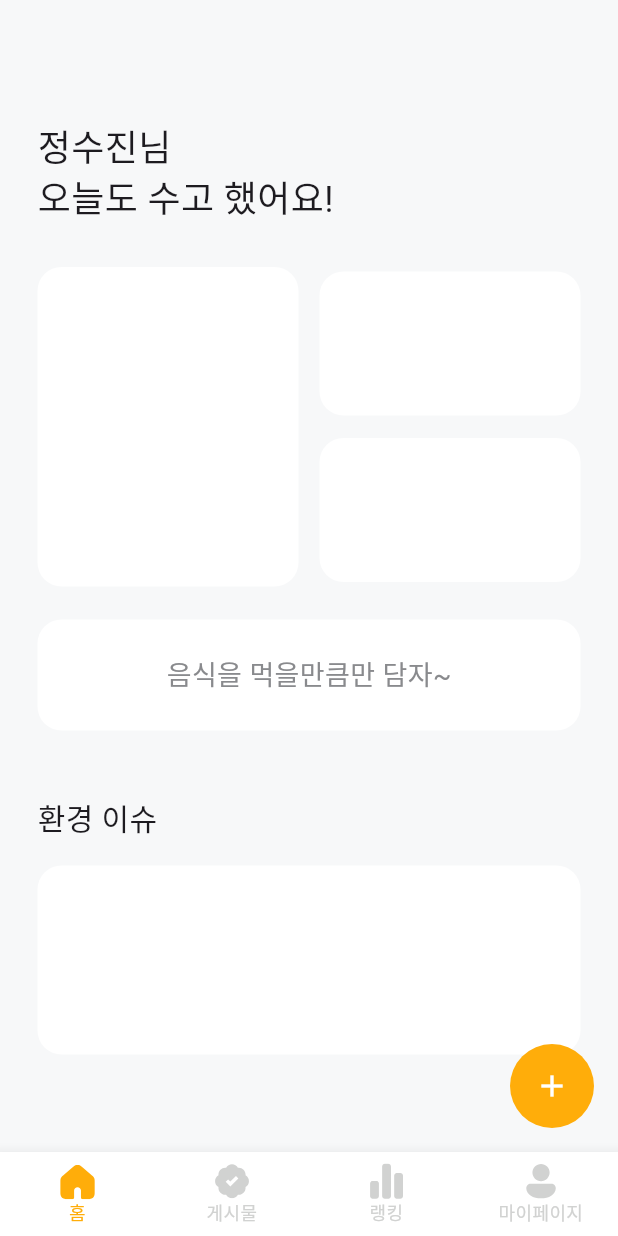
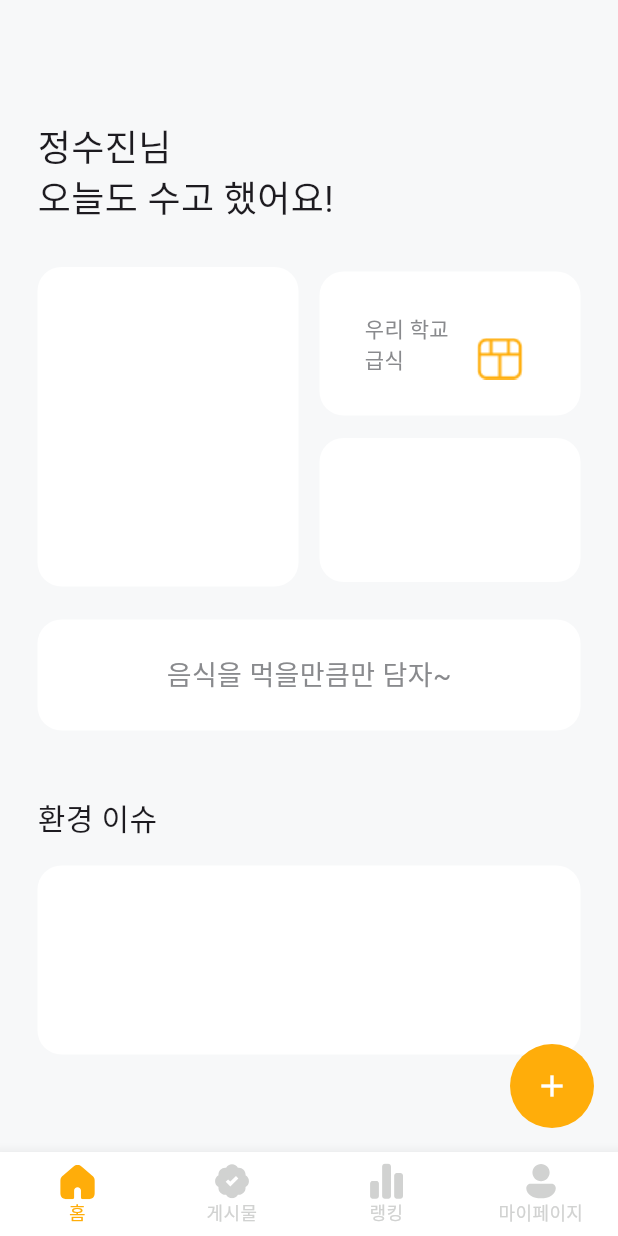
Before and after one commit to bab-babbab/Bab-Babbab-Frontend, a Flutter app: the HomePage screen opened directly, on a phone screen of 412 x 824 dp. Run offline on Flutter 3.47's test engine with Material 3 defaults, Android fonts, the phone set to English and light mode, and no system bars; our stand-ins replace dropdown_button2, firebase_auth, firebase_core, flutter_svg, google_sign_in; accounts and stored records are empty; Roboto replaces fonts that are missing (Pretendard).

Commit message:
급식 확인 버튼 추가

```diff
--- a/lib/main.dart
+++ b/lib/main.dart
@@ -2,6 +2,7 @@ import 'package:flutter/material.dart';
 import 'package:bab_babbab_front/screens/main/selectPage.dart';
 import 'package:bab_babbab_front/firebase_options.dart';
 import 'package:firebase_core/firebase_core.dart';
+import 'package:bab_babbab_front/screens/home/home.dart';
 
 void main() async {
   WidgetsFlutterBinding.ensureInitialized();
@@ -20,14 +21,15 @@ class MainApp extends StatelessWidget {
   @override
   Widget build(BuildContext context) {
     return MaterialApp(
-      theme: ThemeData(
-        splashFactory: NoSplash.splashFactory,
-        highlightColor: Colors.transparent,
-        splashColor: Colors.transparent,
-      ),
+      // theme: ThemeData(
+      //   splashFactory: NoSplash.splashFactory,
+      //   highlightColor: Colors.transparent,
+      //   splashColor: Colors.transparent,
+      // ),
       debugShowCheckedModeBanner: false,
       title: 'bab-babbab',
-      home: SelectPage(),
+      // home: SelectPage(),
+      home: HomePage(),
     );
   }
 }
--- a/lib/screens/home/home.dart
+++ b/lib/screens/home/home.dart
@@ -81,24 +81,56 @@ class _HomeMainContent extends StatelessWidget {
               SizedBox(width: 14),
               Column(
                 children: [
-                  Container(
-                    width: containerWidth / 2 - 7,
-                    height: 96,
-                    decoration: BoxDecoration(
-                      color: Colors.white,
-                      borderRadius: BorderRadius.all(
-                        Radius.circular(16),
+                  Material(
+                    color: Colors.white,
+                    borderRadius: BorderRadius.circular(16),
+                    child: InkWell(
+                      borderRadius: BorderRadius.circular(16),
+                      onTap: (){
+
+                      },
+                      child: Container(
+                        width: containerWidth / 2 - 7,
+                        height: 96,
+                        padding: EdgeInsets.only(top: 17,left: 30,bottom: 17),
+                        alignment: Alignment.centerLeft,
+                        child: Row(
+                          children: [
+                            Text(
+                              "우리 학교\n급식",
+                              style: TextStyle(
+                                fontFamily: 'Pretendard',
+                                fontSize: 14,
+                                color: Color(0xff898A8D),
+                              ),
+                            ),
+                            SizedBox(width: 18),
+                            Padding(
+                              padding: EdgeInsets.only(top: 20),
+                              child: Image.asset(
+                                'assets/icon/foodBoard.png',
+                                width: 32,
+                                height: 32,
+                              ),
+                            ),
+                          ],
+                        ),
                       ),
                     ),
                   ),
                   SizedBox(height: 15),
-                  Container(
-                    width: containerWidth / 2 - 7,
-                    height: 96,
-                    decoration: BoxDecoration(
-                      color: Colors.white,
-                      borderRadius: BorderRadius.all(
-                        Radius.circular(16),
+                  Material(
+                    color: Colors.white,
+                    borderRadius: BorderRadius.circular(16),
+                    child: InkWell(
+                      borderRadius: BorderRadius.circular(16),
+                      onTap: (){
+
+                      },
+                      child: Container(
+                        width: containerWidth / 2 - 7,
+                        height: 96,
+                        alignment: Alignment.center,
                       ),
                     ),
                   ),
```
Also changed, not shown: assets/icon/foodBoard.png (added).
